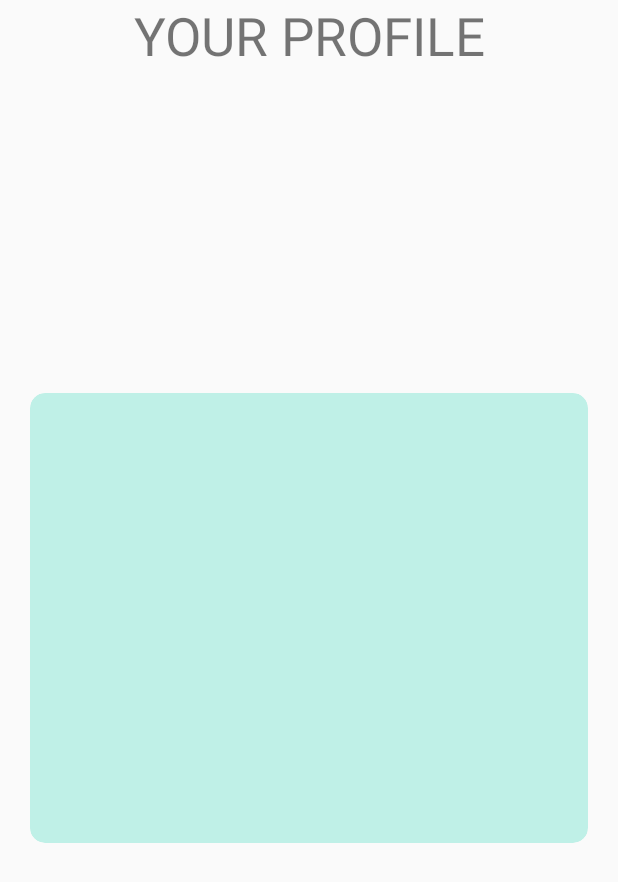
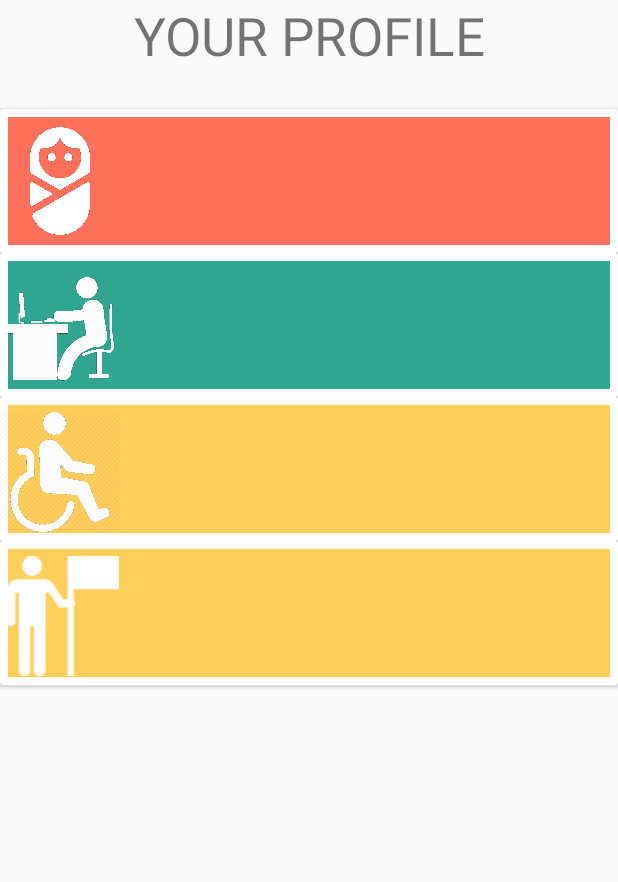
Before and after one commit to soleyl/GakktuIBaeinn, an Android app: the layout fragment_profile.xml on its own in the app's theme, with its tools: preview values and no code run, on a phone screen of 412 x 824 dp. Shown: the top 882 px of the screen. Run offline under Robolectric (Android 15) with nearby library versions, the phone set to English and light mode, and no system bars; network calls fail.

Commit message:
new Profile Fragment

```diff
--- a/app/src/main/java/info/androidhive/materialdesign/activity/ProfileFragment.java
+++ b/app/src/main/java/info/androidhive/materialdesign/activity/ProfileFragment.java
@@ -4,12 +4,14 @@ import android.content.Context;
 import android.content.SharedPreferences;
 import android.os.Bundle;
 import android.support.v4.app.Fragment;
+import android.util.Log;
 import android.view.LayoutInflater;
 import android.view.View;
 import android.view.ViewGroup;
 import android.app.Activity;
 import android.widget.ArrayAdapter;
 import android.widget.GridView;
+import android.widget.TextView;
 
 import java.util.ArrayList;
 import java.util.List;
@@ -17,6 +19,11 @@ import java.util.List;
 import info.androidhive.materialdesign.R;
 
 public class ProfileFragment extends Fragment {
+
+    private TextView mChildrenSlot;
+    private TextView mEmployedSlot;
+    private TextView mDisabilitySlot;
+    private TextView mCitizenshipSlot;
 
     private String[] profileLabels = new String[] {
             "Children:",
@@ -61,16 +68,45 @@ public class ProfileFragment extends Fragment {
 
         View rootView = inflater.inflate(R.layout.fragment_profile, container, false);
 
-        GridView profileGrid;
+        mChildrenSlot = (TextView) rootView.findViewById(R.id.children_text_view);
+        mEmployedSlot = (TextView) rootView.findViewById(R.id.employed_text_view);
+        mDisabilitySlot = (TextView) rootView.findViewById(R.id.disability_text_view);
+        mCitizenshipSlot = (TextView) rootView.findViewById(R.id.citizenship_text_view);
 
-        profileGrid = (GridView) rootView.findViewById(R.id.profile_grid);
+        SharedPreferences sharedPref = getActivity().getSharedPreferences(
+                getString(R.string.userProfilePreferences), Context.MODE_APPEND);
+        int childScore = sharedPref.getInt("Children:", 1);
+        int employedScore = sharedPref.getInt("Employed:", 1);
+        int disabledScore = sharedPref.getInt("Disability:", 1);
+        int citizenshipScore = sharedPref.getInt("Citizenship:", 1);
 
-        gatherProfileData();
-        ArrayAdapter<String> adapter = new ArrayAdapter<String>(getActivity(), android.R.layout.simple_list_item_1, profileData);
-        profileGrid.setAdapter(adapter);
+        updateProfileSlot(mChildrenSlot,childScore, "Children");
+        updateProfileSlot(mEmployedSlot,employedScore, "Employment");
+        updateProfileSlot(mDisabilitySlot,disabledScore, "Disability");
+        updateProfileSlot(mCitizenshipSlot,citizenshipScore, "Citizenship");
 
         //Inflate the layout for this fragment
         return rootView;
+    }
+
+    private void updateProfileSlot(TextView view, int score, String topic) {
+        String statement="";
+        if (score == 0) {
+            statement += topic + " is not a topic of interest for you.";
+            view.setBackgroundColor(getResources().getColor(R.color.no));
+            view.setText(statement);
+
+        }
+        if (score==1){
+            statement = "Your interest in "+ topic + " is not known.";
+            view.setBackgroundColor(getResources().getColor(R.color.skip));
+            view.setText(statement);
+        }
+        if (score==2){
+            statement = topic + " is a topic of interest to you.";
+            view.setBackgroundColor(getResources().getColor(R.color.yes));
+            view.setText(statement);
+        }
     }
 
 
--- a/app/src/main/res/layout/fragment_profile.xml
+++ b/app/src/main/res/layout/fragment_profile.xml
@@ -1,4 +1,5 @@
-<FrameLayout xmlns:android="http://schemas.android.com/apk/res/android"
+
+<RelativeLayout xmlns:android="http://schemas.android.com/apk/res/android"
     xmlns:tools="http://schemas.android.com/tools"
     android:layout_width="match_parent"
     android:layout_height="match_parent"
@@ -12,33 +13,96 @@
         android:textSize="35dp"
         android:gravity="center_horizontal"
         android:layout_centerHorizontal="true"
-        android:layout_marginBottom="100dp"
+        android:layout_marginBottom="25dp"
         />
 
-    <!-- Here is where we will show each question of the survey -->
+    <!--  //////////////////// CHILDREN SLOT ////////////////-->
     <android.support.v7.widget.CardView
-        xmlns:card_view="http://schemas.android.com/apk/res-auto"
-        android:id="@+id/card_view_profile"
-        android:layout_gravity="center"
         android:layout_width="match_parent"
-        android:layout_height="300dp"
-        android:layout_marginTop="20dp"
-        android:layout_marginLeft="20dp"
-        android:layout_marginRight="20dp"
-        android:layout_marginBottom="20dp"
-        card_view:cardCornerRadius="10dp"
-        android:layout_below="@id/label"
-        card_view:cardBackgroundColor="@color/colorAccent">
-
-        <GridView
-            android:layout_width="wrap_content"
-            android:layout_height="wrap_content"
-            android:numColumns="2"
-            android:id="@+id/profile_grid"
-            >
-
-        </GridView>
-
+        android:id="@+id/children_slot_card"
+        android:layout_below="@id/profile_title"
+        android:layout_height="wrap_content">
+        <TextView
+            android:layout_width="match_parent"
+            android:id="@+id/children_text_view"
+            android:layout_height="85dp"
+            android:paddingLeft="100dp"
+            android:textColor="@color/textColorPrimary"
+            android:textSize="23dp"
+            android:layout_margin="5dp"
+            android:background="@color/no"/>
+        <ImageView
+            android:layout_width="80dp"
+            android:layout_height="80dp"
+            android:layout_marginTop="10dp"
+            android:src="@drawable/baby"/>
     </android.support.v7.widget.CardView>
 
-</FrameLayout>
+    <!--  //////////////////// EMPLOYED SLOT ////////////////-->
+
+    <android.support.v7.widget.CardView
+        android:layout_width="match_parent"
+        android:id="@+id/employed_slot_card"
+        android:layout_below="@id/children_slot_card"
+        android:layout_height="wrap_content">
+        <TextView
+            android:layout_width="match_parent"
+            android:layout_height="85dp"
+            android:paddingLeft="100dp"
+            android:id="@+id/employed_text_view"
+            android:layout_margin="5dp"
+            android:textColor="@color/textColorPrimary"
+            android:textSize="23dp"
+            android:background="@color/yes"/>
+        <ImageView
+            android:layout_width="80dp"
+            android:layout_height="80dp"
+            android:layout_marginTop="10dp"
+            android:src="@drawable/job"/>
+    </android.support.v7.widget.CardView>
+
+    <!--  //////////////////// DISABILITY SLOT ////////////////-->
+
+    <android.support.v7.widget.CardView
+        android:layout_width="match_parent"
+        android:id="@+id/disability_slot_card"
+        android:layout_below="@id/employed_slot_card"
+        android:layout_height="wrap_content">
+        <TextView
+            android:layout_width="match_parent"
+            android:layout_height="85dp"
+            android:layout_margin="5dp"
+            android:textColor="@color/textColorPrimary"
+            android:textSize="23dp"
+            android:paddingLeft="100dp"
+            android:id="@+id/disability_text_view"
+            android:background="@color/skip"/>
+        <ImageView
+            android:layout_width="80dp"
+            android:layout_height="80dp"
+            android:layout_marginTop="10dp"
+            android:src="@drawable/disability"/>
+    </android.support.v7.widget.CardView>
+    <!--  //////////////////// CITIZENSHIP SLOT ////////////////-->
+    <android.support.v7.widget.CardView
+        android:layout_width="match_parent"
+        android:id="@+id/citizenship_slot_card"
+        android:layout_below="@id/disability_slot_card"
+        android:layout_height="wrap_content">
+        <TextView
+            android:layout_width="match_parent"
+            android:layout_height="85dp"
+            android:textColor="@color/textColorPrimary"
+            android:textSize="23dp"
+            android:id="@+id/citizenship_text_view"
+            android:paddingLeft="100dp"
+            android:layout_margin="5dp"
+            android:background="@color/skip"/>
+        <ImageView
+            android:layout_width="80dp"
+            android:layout_height="80dp"
+            android:layout_marginTop="10dp"
+            android:layout_marginLeft="2dp"
+            android:src="@drawable/citizen"/>
+        </android.support.v7.widget.CardView>
+</RelativeLayout>
```
Also changed, not shown: app/src/main/res/drawable/baby.png (added), app/src/main/res/drawable/citizen.png (added), app/src/main/res/drawable/disability.png (added), app/src/main/res/drawable/job.png (added), app/src/main/res/drawable/passport.png (added).
